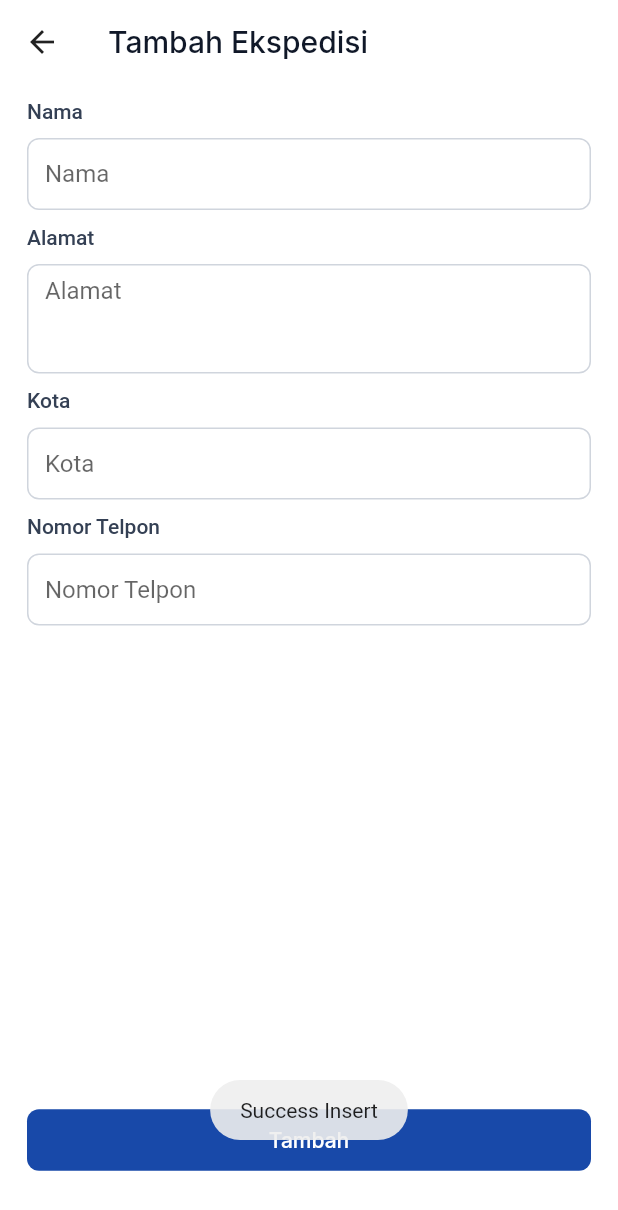
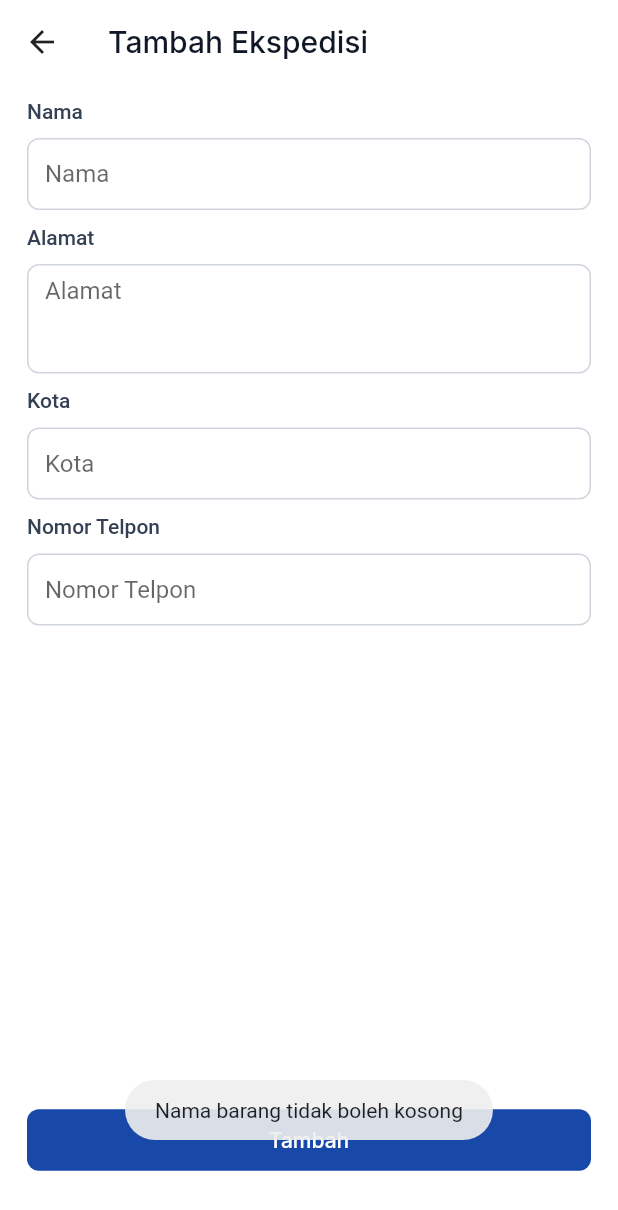
Before and after one commit to iSwirve/project_flutter, a Flutter app: the ekspedisi_cru screen opened directly, after a tap on "Tambah", on a phone screen of 412 x 824 dp. Shown: the top 1210 px of the screen. Run offline on Flutter 3.47's test engine with Material 2 defaults, Android fonts, the phone set to English and light mode, and no system bars; our stand-ins replace cloud_firestore, dropdown_textfield, firebase_auth, firebase_core, flutter_riverpod, fluttertoast and 2 more; missing offline and left inert: helpers; accounts and stored records are empty.

Commit message:
CRUD Ekspedisi sudah bisa

```diff
--- a/lib/pages/master/ekspedisi_cru.dart
+++ b/lib/pages/master/ekspedisi_cru.dart
@@ -4,6 +4,7 @@ import 'package:basicpos_v2/pages/master/ekspedisi.dart';
 import 'package:basicpos_v2/pages/master/sales.dart';
 import 'package:basicpos_v2/constants/urls.dart' as url;
 import 'package:basicpos_v2/constants/colors.dart' as colors;
+import 'package:cloud_firestore/cloud_firestore.dart';
 import 'package:fluttertoast/fluttertoast.dart';
 import '../../components/custom_text_field.dart';
 import '../../constants/dimens.dart' as dimens;
@@ -12,7 +13,7 @@ import 'package:flutter/material.dart';
 
 class ekspedisi_cru extends StatefulWidget {
   final edit;
-  int? index;
+  final index;
   ekspedisi_cru({super.key, this.edit, this.index});
 
   static const routeName = '/ekspedisi_cru';
@@ -22,15 +23,23 @@ class ekspedisi_cru extends StatefulWidget {
 }
 
 class _ekspedisi_cruState extends State<ekspedisi_cru> {
+    CollectionReference _ekspedisi=
+      FirebaseFirestore.instance.collection('Ekspedisi');
   TextEditingController nama = TextEditingController();
   TextEditingController alamat = TextEditingController();
   TextEditingController kota = TextEditingController();
   TextEditingController no_telp = TextEditingController();
 
   var title = "Tambah";
+  getId(int index) async {
+    QuerySnapshot querySnapshot = await _ekspedisi.get();
+    return querySnapshot.docs[index].id;
+  }
+  getdata() async {
+    QuerySnapshot querySnapshot = await _ekspedisi.get();
+    final allData = querySnapshot.docs.map((doc) => doc.data()).toList();
 
-  getdata() async {
-
+    return allData;
   }
 
   @override
@@ -84,18 +93,23 @@ class _ekspedisi_cruState extends State<ekspedisi_cru> {
                       if (snapshot.data == {}) {
                         return Container();
                       } else {
+                        if(title == "Edit"){
                         return Container(
                           height: MediaQuery.of(context).size.height - 200,
                           child: Center(
                             child: CircularProgressIndicator(),
                           ),
                         );
+                        }
+
                       }
                     } else {
-                      nama.text = snapshot.data["name"] ?? '-';
-                      alamat.text = snapshot.data["address"] ?? '-';
-                      kota.text = snapshot.data["city"] ?? '-';
-                      no_telp.text = snapshot.data["phone"] ?? '-';
+                      if(title == "Edit"){
+                      nama.text = snapshot.data[widget.index]["nama"] ?? '-';
+                      alamat.text = snapshot.data[widget.index]["alamat"] ?? '-';
+                      kota.text = snapshot.data[widget.index]["kota"] ?? '-';
+                      no_telp.text = snapshot.data[widget.index]["notelp"] ?? '-';
+                      }
                     }
                   }
                   return Column(
@@ -130,15 +144,24 @@ class _ekspedisi_cruState extends State<ekspedisi_cru> {
             CustomButton(
               text: title,
               onPressed: () async {
-                Map<dynamic, dynamic> body = {
-                  "name": nama.text.toString(),
-                  "address": alamat.text.toString(),
-                  "phone": no_telp.text.toString(),
-                  "city": kota.text.toString(),
+                Map<String, String>? body;
+                body = {
+                  "nama": nama.text.toString(),
+                  "alamat": alamat.text.toString(),
+                  "notelp": no_telp.text.toString(),
+                  "kota": kota.text.toString(),
                 };
                 if (title == "Tambah") {
-                  Fluttertoast.showToast(msg: "Success Insert");
+                  if (nama.text.isEmpty)
+                    Fluttertoast.showToast(
+                        msg: "Nama barang tidak boleh kosong");
+                  else {
+                    Fluttertoast.showToast(msg: "Sukses Insert");
+                    await _ekspedisi.add(body);
+                  }
                 } else {
+                  var id = await getId(widget.index);
+                  await _ekspedisi.doc(id).update(body);
                   Fluttertoast.showToast(msg: "Success Update");
                 }
               },
```
Also changed, not shown: lib/pages/master/ekspedisi.dart (+12 -7 lines), lib/pages/master/ekspedisi_detail.dart (+30 -8 lines).
